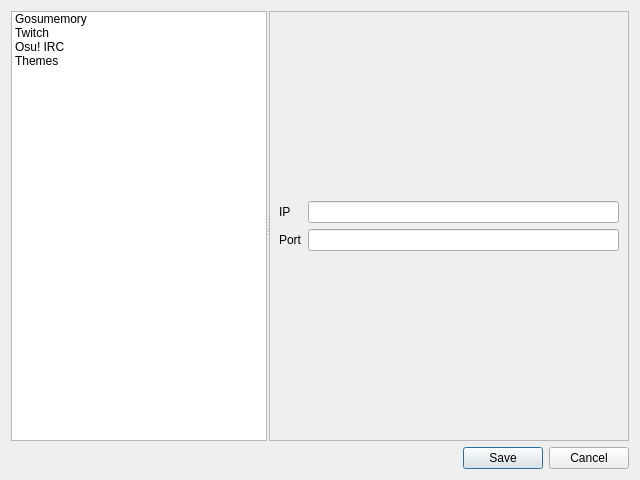
First picture: the form in forms/preferences.ui, repository MirayaProject/miraya, before the edit.
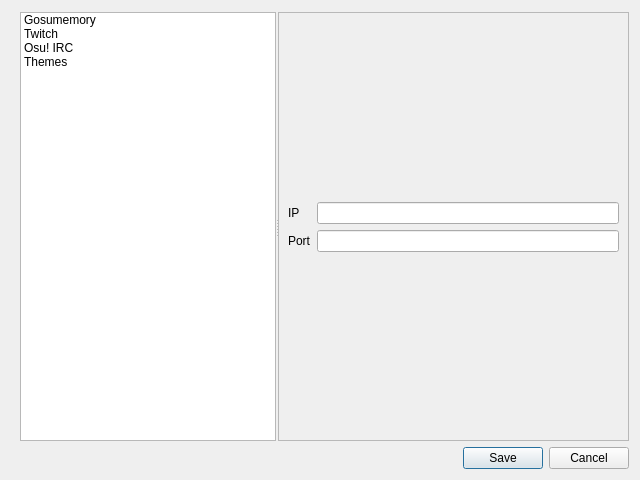
Second picture: the form after the edit. Icons and pictures are not drawn.

Commit message: 🟠 preferences: fix: some borders were not showing correctly on windows Added icons to look prettier 🥳

Diff of the .ui file:
```diff
--- a/forms/preferences.ui
+++ b/forms/preferences.ui
@@ -17,20 +17,7 @@
    <bool>false</bool>
   </property>
   <layout class="QGridLayout" name="gridLayout">
-   <item row="1" column="0">
-    <widget class="QDialogButtonBox" name="buttonBox">
-     <property name="orientation">
-      <enum>Qt::Horizontal</enum>
-     </property>
-     <property name="standardButtons">
-      <set>QDialogButtonBox::Cancel|QDialogButtonBox::Save</set>
-     </property>
-     <property name="centerButtons">
-      <bool>false</bool>
-     </property>
-    </widget>
-   </item>
-   <item row="0" column="0">
+   <item row="1" column="1">
     <widget class="QSplitter" name="splitter">
      <property name="orientation">
       <enum>Qt::Horizontal</enum>
@@ -379,6 +366,51 @@
      </widget>
     </widget>
    </item>
+   <item row="1" column="0">
+    <spacer name="horizontalSpacer">
+     <property name="orientation">
+      <enum>Qt::Horizontal</enum>
+     </property>
+     <property name="sizeType">
+      <enum>QSizePolicy::Minimum</enum>
+     </property>
+     <property name="sizeHint" stdset="0">
+      <size>
+       <width>3</width>
+       <height>20</height>
+      </size>
+     </property>
+    </spacer>
+   </item>
+   <item row="2" column="1">
+    <widget class="QDialogButtonBox" name="buttonBox">
+     <property name="orientation">
+      <enum>Qt::Horizontal</enum>
+     </property>
+     <property name="standardButtons">
+      <set>QDialogButtonBox::Cancel|QDialogButtonBox::Save</set>
+     </property>
+     <property name="centerButtons">
+      <bool>false</bool>
+     </property>
+    </widget>
+   </item>
+   <item row="0" column="0" colspan="2">
+    <spacer name="verticalSpacer_9">
+     <property name="orientation">
+      <enum>Qt::Vertical</enum>
+     </property>
+     <property name="sizeType">
+      <enum>QSizePolicy::Minimum</enum>
+     </property>
+     <property name="sizeHint" stdset="0">
+      <size>
+       <width>20</width>
+       <height>1</height>
+      </size>
+     </property>
+    </spacer>
+   </item>
   </layout>
  </widget>
  <resources/>
```
Left out of the diff: 88 changed lines with no effect on the pictures.
